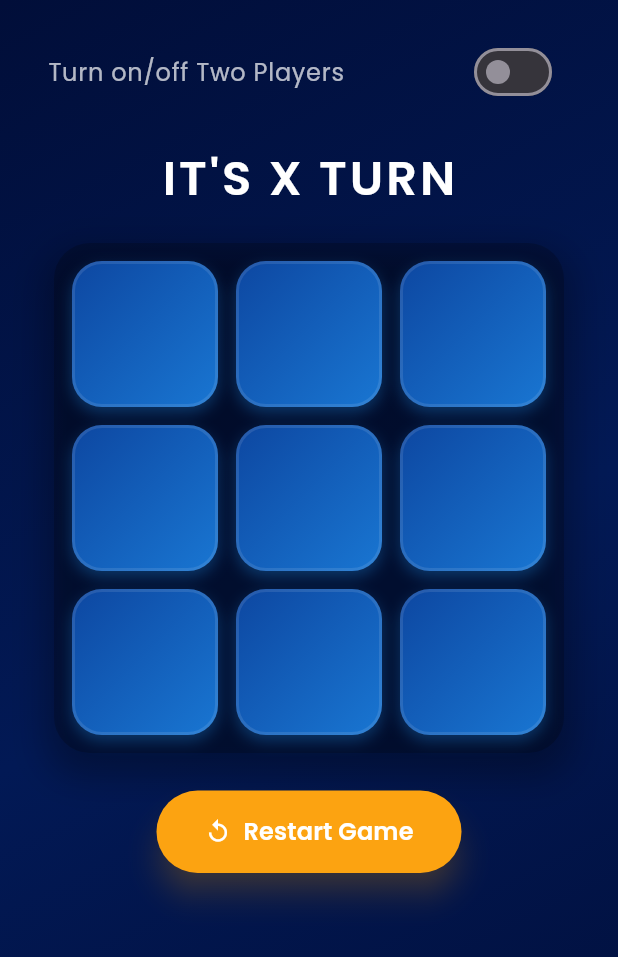
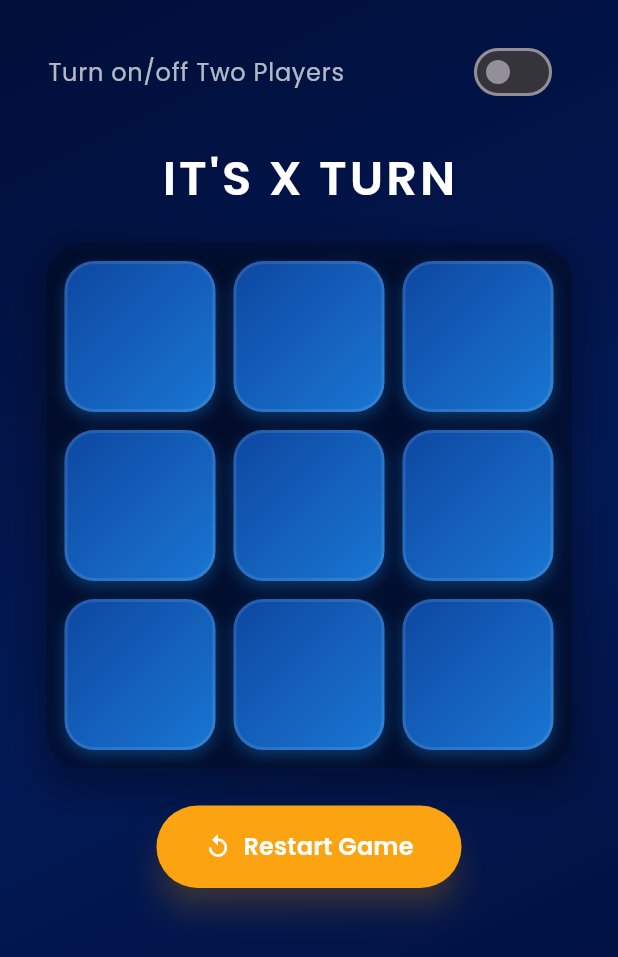
Before and after one commit to Manar-Elhabbal7/Tic-Tac-Toe, a Flutter app: the screen it shows after launch, on a phone screen of 412 x 824 dp. Shown: the top 957 px of the screen. Run offline on Flutter 3.47's test engine with Material 3 defaults, Android fonts, the phone set to English and light mode, and no system bars; our stand-ins replace google_fonts.

Commit message:
Every things works well on web

```diff
--- a/lib/game_logic.dart
+++ b/lib/game_logic.dart
@@ -1,4 +1,3 @@
-
 import 'dart:math';
 
 class Player {
--- a/lib/home_page.dart
+++ b/lib/home_page.dart
@@ -72,8 +72,8 @@ class _HomePageState extends State<HomePage> {
               const SizedBox(height: 20),
 
               Container(
-                width: 340,
-                height: 340,
+                width: 350,
+                height: 350,
                 padding: const EdgeInsets.all(12),
                 decoration: BoxDecoration(
                   color: Colors.black.withOpacity(0.2),
@@ -205,29 +205,30 @@ class _HomePageState extends State<HomePage> {
   }
 
   _onTap(int index) async {
-    // Check if cell is already taken BEFORE playing
     if (Player.playerX.contains(index) || Player.playerO.contains(index)) {
-      return; // Cell already taken, do nothing
+      return;
     }
 
-    // Play the game
     game.playGame(index, activePlayer);
     updateState();
+
+    if (!isSwitched && !gameOver && activePlayer == 'O') {
+      await Future.delayed(const Duration(milliseconds: 500));
+      game.autoPlay(activePlayer);
+      updateState();
+    }
   }
 
   void updateState() {
     setState(() {
-      // Switch player
       activePlayer = (activePlayer == 'X') ? 'O' : 'X';
       turn++;
 
-      // Check for winner
       String winnerCheck = game.checkWinner();
       if (winnerCheck != '') {
         gameOver = true;
         result = '$winnerCheck is the winner!';
       } else if (turn == 9) {
-        // Check for draw
         gameOver = true;
         result = 'It\'s a Draw!';
       }
--- a/lib/main.dart
+++ b/lib/main.dart
@@ -14,10 +14,6 @@ class MyApp extends StatelessWidget {
       debugShowCheckedModeBanner: false,
       theme: ThemeData(
         brightness: Brightness.dark,
-        primarySwatch: Colors.blue,
-        primaryColor: const Color(0xFF00061a),
-        shadowColor: const Color(0xFF001456),
-        splashColor: const Color(0xFF4169e8)
       ),
       home: SplashScreen()
     );
```
